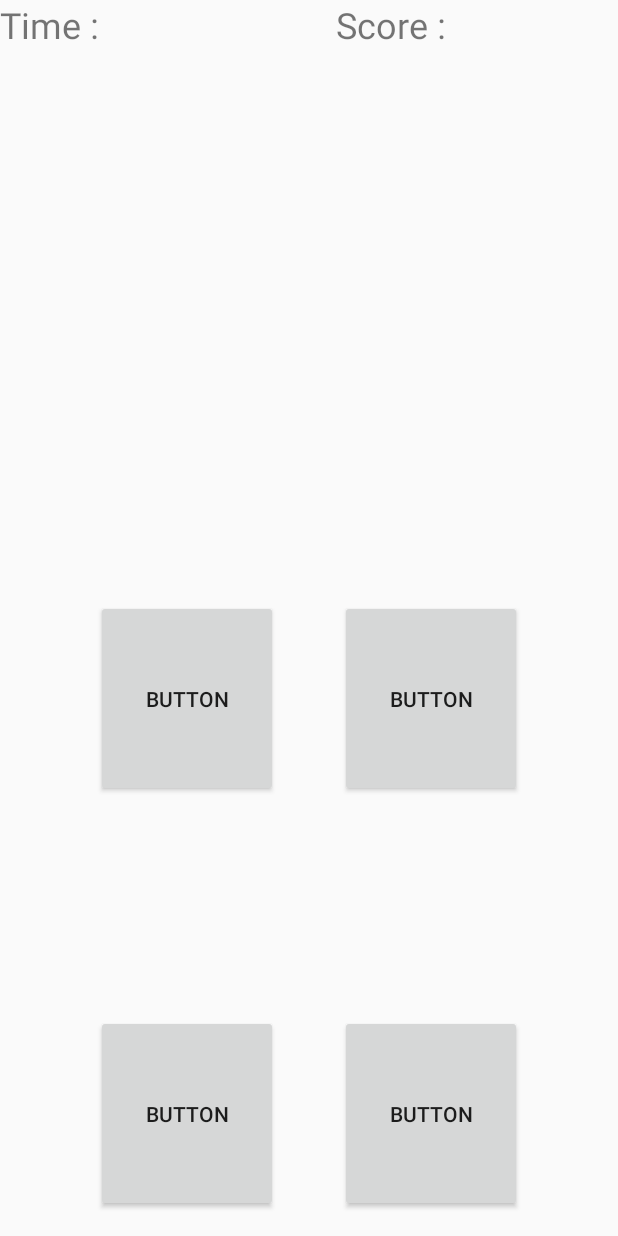
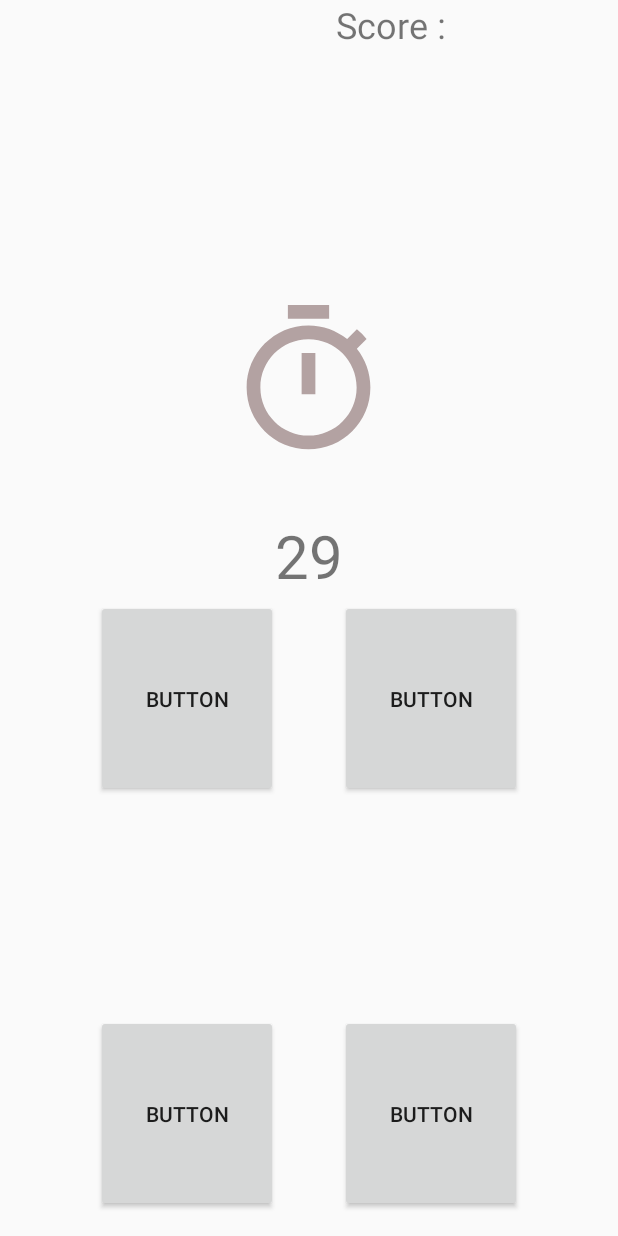
Before and after one commit to Bockcui/ThinkTNCK, an Android app: the gameActivity screen opened directly, with no data from a screen before it, on a phone screen of 412 x 824 dp. Run offline under Robolectric (Android 15) with nearby library versions, the phone set to English and light mode, and no system bars.

Commit message:
countdown timer

```diff
--- a/app/src/main/java/com/example/shapeshift/gameActivity.java
+++ b/app/src/main/java/com/example/shapeshift/gameActivity.java
@@ -1,18 +1,60 @@
 package com.example.shapeshift;
 
 import android.os.Bundle;
+import android.os.CountDownTimer;
+import android.view.View;
+import android.widget.TextView;
+import android.widget.Toast;
 
 import androidx.annotation.Nullable;
 import androidx.appcompat.app.AppCompatActivity;
 
+import java.util.Locale;
+import java.util.concurrent.TimeUnit;
+
 public class gameActivity extends AppCompatActivity {
     public static int difficulty = 0;
     // 0 -> easy, 1 -> medium, 2 -> hard
+
+    TextView textView;
+
+
     @Override
     protected void onCreate(@Nullable Bundle savedInstanceState) {
         super.onCreate(savedInstanceState);
         setContentView(R.layout.game_page);
 
+
+        // assign variable
+        textView = findViewById(R.id.countdown);
+
+        // timer duration
+
+        long duration = TimeUnit.SECONDS.toMillis(30);
+
+        // countdown timer
+
+        new CountDownTimer(duration, 1000) {
+            @Override
+            public void onTick(long l) {
+                // convert milliseconds to seconds
+
+                String sduration = String.format(Locale.CANADA, "%02d",TimeUnit.MILLISECONDS.toSeconds(l) -
+                        TimeUnit.MINUTES.toSeconds(TimeUnit.MICROSECONDS.toMinutes(l)));
+
+                textView.setText(sduration);
+
+            }
+
+            @Override
+            public void onFinish() {
+
+                textView.setVisibility(View.GONE);
+
+                Toast.makeText(getApplicationContext(), "Time has ended", Toast.LENGTH_LONG).show();
+            }
+        }.start();
+
     }
 
 
--- /dev/null
+++ b/app/src/main/res/drawable/ic_timer.xml
@@ -0,0 +1,5 @@
+<vector android:height="110dp" android:tint="#B3A2A2"
+    android:viewportHeight="24" android:viewportWidth="24"
+    android:width="110dp" xmlns:android="http://schemas.android.com/apk/res/android">
+    <path android:fillColor="@android:color/white" android:pathData="M15,1L9,1v2h6L15,1zM11,14h2L13,8h-2v6zM19.03,7.39l1.42,-1.42c-0.43,-0.51 -0.9,-0.99 -1.41,-1.41l-1.42,1.42C16.07,4.74 14.12,4 12,4c-4.97,0 -9,4.03 -9,9s4.02,9 9,9 9,-4.03 9,-9c0,-2.12 -0.74,-4.07 -1.97,-5.61zM12,20c-3.87,0 -7,-3.13 -7,-7s3.13,-7 7,-7 7,3.13 7,7 -3.13,7 -7,7z"/>
+</vector>
--- a/app/src/main/res/layout/game_page.xml
+++ b/app/src/main/res/layout/game_page.xml
@@ -52,15 +52,6 @@
         app:layout_constraintEnd_toEndOf="parent" />
 
     <TextView
-        android:id="@+id/time"
-        android:layout_width="85dp"
-        android:layout_height="38dp"
-        android:text="Time : "
-        android:textSize="24sp"
-        app:layout_constraintStart_toStartOf="parent"
-        app:layout_constraintTop_toTopOf="parent" />
-
-    <TextView
         android:id="@+id/score"
         android:layout_width="76dp"
         android:layout_height="36dp"
@@ -69,4 +60,29 @@
         android:textSize="24sp"
         app:layout_constraintEnd_toEndOf="parent"
         app:layout_constraintTop_toTopOf="parent" />
+
+    <TextView
+        android:id="@+id/countdown"
+        android:layout_width="wrap_content"
+        android:layout_height="wrap_content"
+        android:text="TextView"
+        android:textColorHint="#AC8E8E"
+        android:textSize="40dp"
+        app:layout_constraintBottom_toBottomOf="parent"
+        app:layout_constraintEnd_toEndOf="parent"
+        app:layout_constraintStart_toStartOf="parent"
+        app:layout_constraintTop_toTopOf="parent"
+        app:layout_constraintVertical_bias="0.446" />
+
+    <TextView
+        android:id="@+id/textView4"
+        android:layout_width="wrap_content"
+        android:layout_height="wrap_content"
+        android:drawableTop="@drawable/ic_timer"
+        app:layout_constraintBottom_toBottomOf="parent"
+        app:layout_constraintEnd_toEndOf="parent"
+        app:layout_constraintHorizontal_bias="0.498"
+        app:layout_constraintStart_toStartOf="parent"
+        app:layout_constraintTop_toTopOf="parent"
+        app:layout_constraintVertical_bias="0.286" />
 </androidx.constraintlayout.widget.ConstraintLayout>
```
